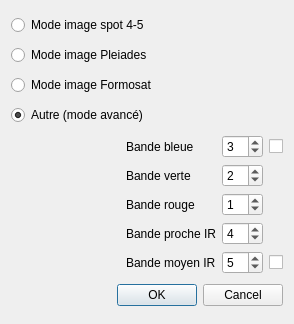
CS-SI/TerreImage, file ui_bands.ui: the form before one commit.
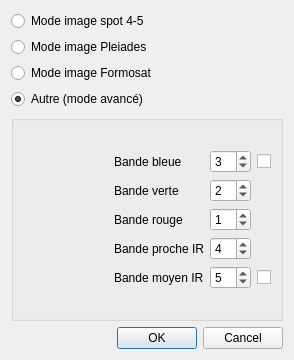
The form after the commit.

Commit message: amelioration de la gestion des bandes

Diff of the .ui file:
```diff
--- a/ui_bands.ui
+++ b/ui_bands.ui
@@ -7,7 +7,7 @@
     <x>0</x>
     <y>0</y>
     <width>294</width>
-    <height>324</height>
+    <height>360</height>
    </rect>
   </property>
   <property name="windowTitle">
@@ -46,6 +46,12 @@
     </widget>
    </item>
    <item>
+    <widget class="QGroupBox" name="groupBox_other">
+     <property name="title">
+      <string/>
+     </property>
+     <layout class="QGridLayout" name="gridLayout_2">
+      <item row="0" column="0">
     <layout class="QGridLayout" name="gridLayout">
      <item row="3" column="1">
       <widget class="QLabel" name="label_4">
@@ -148,6 +154,9 @@
       </widget>
      </item>
     </layout>
+      </item>
+     </layout>
+    </widget>
    </item>
    <item>
     <widget class="QDialogButtonBox" name="buttonBox">
```
Lines whose indentation alone changed are shown as unchanged. The commit also changes 1 other file.
